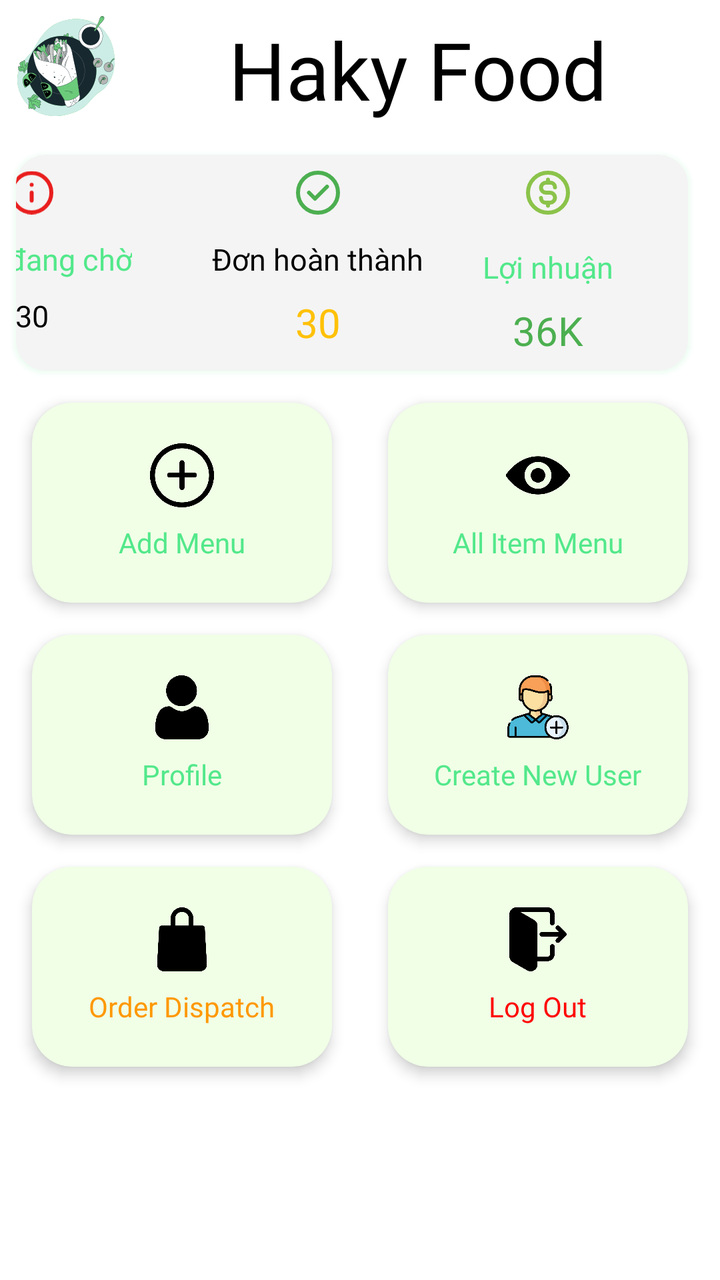
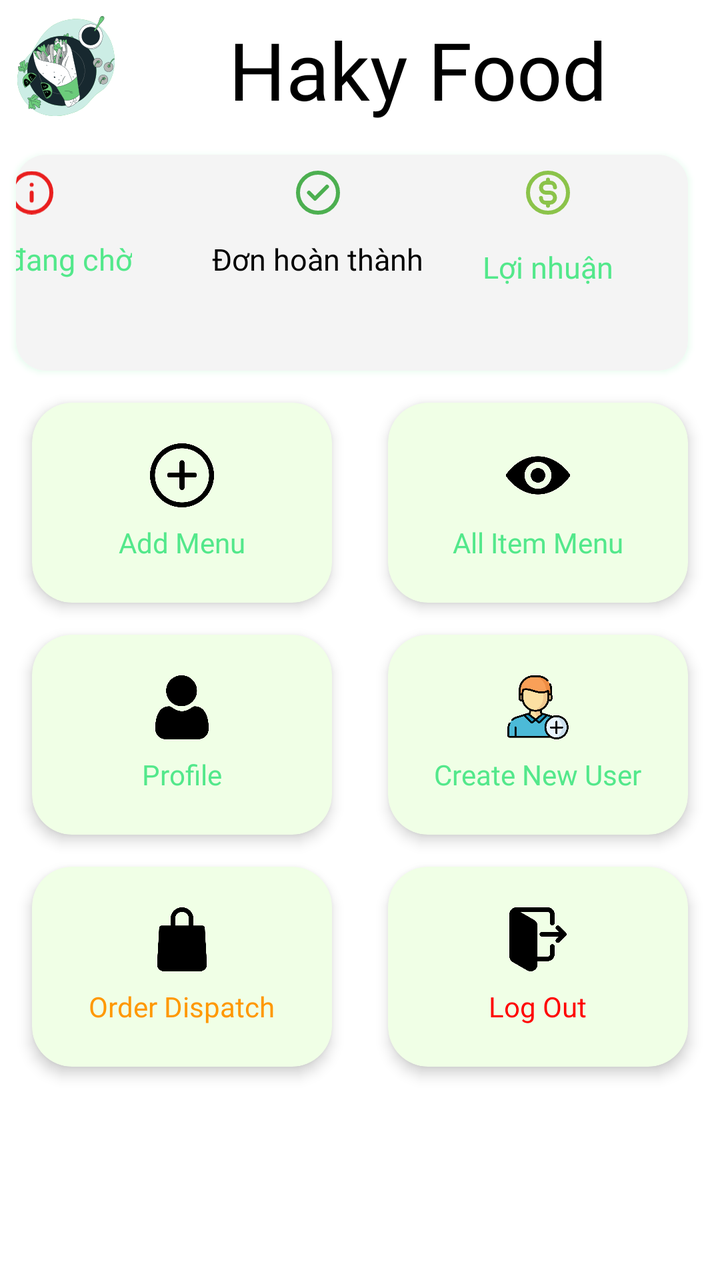

Screens rendered from an Android XML layout before and after an edit, with the pre-edit source and the edit as a unified diff.
<!-- AndroidManifest.xml: application theme Theme.AdminFoodApp -->
<!-- res/layout/activity_main.xml -->
<?xml version="1.0" encoding="utf-8"?>
<androidx.constraintlayout.widget.ConstraintLayout xmlns:android="http://schemas.android.com/apk/res/android"
    xmlns:app="http://schemas.android.com/apk/res-auto"
    xmlns:tools="http://schemas.android.com/tools"
    android:id="@+id/main"
    android:background="@color/white"
    android:layout_width="match_parent"
    android:layout_height="match_parent"
    tools:context=".MainActivity">

    <ImageView
        android:id="@+id/imageLogo"
        android:layout_width="50dp"
        android:layout_height="50dp"
        android:layout_marginTop="16dp"
        android:layout_margin="8dp"
        android:src="@drawable/logo"
        app:layout_constraintStart_toStartOf="parent"
        app:layout_constraintTop_toTopOf="parent" />

    <TextView
        android:id="@+id/textViewHakyFood"
        android:text="Haky Food"
        android:textColor="@color/black"
        android:fontFamily="@font/lato_regular"
        android:textSize="40sp"
        app:layout_constraintStart_toEndOf="@id/imageLogo"
        app:layout_constraintTop_toTopOf="@id/imageLogo"
        app:layout_constraintEnd_toEndOf="parent"

        android:layout_width="wrap_content"
        android:layout_height="wrap_content"/>

    <androidx.cardview.widget.CardView
        android:id="@+id/cardView1"
        android:layout_width="0dp"
        android:layout_height="108dp"
        android:layout_marginTop="16dp"
        android:layout_marginEnd="16dp"
        android:layout_marginStart="8dp"
        app:cardCornerRadius="15dp"
        android:outlineSpotShadowColor="@color/textColor"
        app:layout_constraintEnd_toEndOf="parent"
        app:layout_constraintStart_toStartOf="parent"
        app:layout_constraintTop_toBottomOf="@id/textViewHakyFood">

        <androidx.constraintlayout.widget.ConstraintLayout
            android:background="#f4f4f4"
            android:layout_width="match_parent"
            android:layout_height="match_parent" >

            <androidx.constraintlayout.widget.Guideline
                android:id="@+id/guideline1"
                android:layout_width="match_parent"
                android:orientation="horizontal"
                app:layout_constraintGuide_begin="8dp"
                android:layout_height="wrap_content"/>

            <androidx.constraintlayout.widget.Guideline
                android:id="@+id/guideline2"
                android:layout_width="match_parent"
                android:layout_height="wrap_content"
                android:orientation="vertical"
                app:layout_constraintGuide_end="379dp" />

            <androidx.constraintlayout.widget.Guideline
                android:id="@+id/guideline3"
                android:layout_width="match_parent"
                android:orientation="vertical"
                app:layout_constraintGuide_end="8dp"
                android:layout_height="wrap_content"/>

            <ImageView
                android:id="@+id/imageView3"
                android:layout_width="wrap_content"
                android:layout_height="wrap_content"
                android:src="@drawable/attantion"
                app:layout_constraintTop_toTopOf="@+id/guideline1"
                app:layout_constraintEnd_toEndOf="@+id/textView8"
                app:layout_constraintStart_toStartOf="@+id/guideline2"
                tools:layout_editor_absoluteX="7dp" />

            <TextView
                android:id="@+id/textView8"
                android:layout_width="wrap_content"
                android:layout_height="wrap_content"
                android:layout_marginStart="8dp"
                android:layout_marginTop="12dp"
                android:fontFamily="@font/lato_black_italic"
                android:text="Đơn đang chờ"
                android:textColor="@color/textColor"
                android:textSize="15sp"
                app:layout_constraintStart_toStartOf="@id/guideline2"
                app:layout_constraintTop_toBottomOf="@+id/imageView3" />

            <TextView
                android:id="@+id/textView7"
                android:layout_width="wrap_content"
                android:text="30"
                android:fontFamily="@font/lato_bold"
                android:textColor="@color/black"
                android:layout_height="wrap_content"
                android:layout_marginTop="8dp"
                android:textSize="15sp"
                app:layout_constraintEnd_toEndOf="@+id/textView8"
                app:layout_constraintTop_toBottomOf="@+id/textView8"
                app:layout_constraintStart_toStartOf="@id/guideline2"
                />

            <ImageView
                android:layout_width="wrap_content"
                android:layout_height="wrap_content"
                android:layout_marginBottom="8dp"
                android:src="@drawable/right"
                app:layout_constraintBottom_toTopOf="@id/textView9"
                app:layout_constraintEnd_toEndOf="@id/textView9"
                app:layout_constraintStart_toStartOf="@id/textView9"
                app:layout_constraintTop_toTopOf="@id/guideline1"
                app:layout_constraintVertical_bias="0.0" />


            <TextView
                android:id="@+id/textView9"
                android:layout_width="wrap_content"
                android:layout_height="wrap_content"
                android:layout_marginStart="40dp"
                android:fontFamily="@font/lato_black_italic"
                android:text="Đơn hoàn thành"
                android:textSize="15sp"
                android:textAlignment="center"
                android:textColor="@color/black"
                app:layout_constraintStart_toEndOf="@id/textView8"
                app:layout_constraintTop_toTopOf="@id/textView8" />

            <TextView
                android:id="@+id/textView10"
                android:layout_width="wrap_content"
                android:layout_height="wrap_content"
                android:text="30"
                android:textColor="#FFC107"
                android:textSize="20sp"
                android:layout_marginTop="8dp"
                android:fontFamily="@font/lato_bold"
                app:layout_constraintEnd_toEndOf="@id/textView9"
                app:layout_constraintStart_toStartOf="@id/textView9"
                app:layout_constraintTop_toBottomOf="@+id/textView9"
                />


            <ImageView
                android:id="@+id/imageView5"
                android:layout_width="wrap_content"
                android:layout_height="wrap_content"
                android:layout_marginBottom="8dp"
                android:src="@drawable/dollar"
                app:layout_constraintBottom_toTopOf="@+id/textView11"
                app:layout_constraintEnd_toEndOf="@id/textView11"
                app:layout_constraintStart_toStartOf="@id/textView11"
                app:layout_constraintTop_toTopOf="@+id/guideline1" />

            <TextView
                android:id="@+id/textView11"
                android:layout_width="wrap_content"
                android:layout_height="wrap_content"
                android:layout_marginTop="16dp"
                android:fontFamily="@font/lato_black_italic"
                android:text="Lợi nhuận"
                android:textSize="15sp"
                android:textColor="@color/textColor"
                app:layout_constraintEnd_toStartOf="@id/guideline3"
                app:layout_constraintStart_toEndOf="@id/textView9"
                app:layout_constraintTop_toBottomOf="@id/imageView5" />

            <TextView
                android:layout_width="wrap_content"
                android:layout_height="wrap_content"
                android:text="36K"
                android:layout_marginTop="8dp"
                android:textColor="#4CAF50"
                android:textSize="20sp"
                app:layout_constraintEnd_toEndOf="@id/textView11"
                app:layout_constraintStart_toStartOf="@id/textView11"
                app:layout_constraintTop_toBottomOf="@+id/textView11"
                />

        </androidx.constraintlayout.widget.ConstraintLayout>

    </androidx.cardview.widget.CardView>

    
    <androidx.cardview.widget.CardView
        android:id="@+id/cardAddMenu"
        android:layout_width="150dp"
        android:layout_height="100dp"
        android:layout_marginTop="16dp"
        android:layout_marginStart="16dp"
        app:cardCornerRadius="20dp"
        app:cardElevation="4dp"
        android:backgroundTint="@color/light_green"
        android:clickable="true"
        android:focusable="true"
        app:layout_constraintTop_toBottomOf="@id/cardView1"
        app:layout_constraintStart_toStartOf="parent">

        <LinearLayout
            android:orientation="vertical"
            android:gravity="center"
            android:layout_width="match_parent"
            android:layout_height="match_parent">

            <ImageView
                android:src="@drawable/ic_add"
                android:layout_width="32dp"
                android:layout_height="32dp"/>

            <TextView
                android:text="Add Menu"
                android:textColor="@color/green"
                android:textSize="14sp"
                android:layout_marginTop="8dp"
                android:fontFamily="@font/lato_regular"
                android:layout_width="wrap_content"
                android:layout_height="wrap_content"/>
        </LinearLayout>
    </androidx.cardview.widget.CardView>

    
    <androidx.cardview.widget.CardView
        android:id="@+id/cardAllItemMenu"
        android:layout_width="150dp"
        android:layout_height="100dp"
        android:layout_marginTop="16dp"
        android:layout_marginEnd="16dp"
        app:cardCornerRadius="20dp"
        app:cardElevation="4dp"
        android:backgroundTint="@color/light_green"
        android:clickable="true"
        android:focusable="true"
        app:layout_constraintTop_toBottomOf="@id/cardView1"
        app:layout_constraintEnd_toEndOf="parent">

        <LinearLayout
            android:orientation="vertical"
            android:gravity="center"
            android:layout_width="match_parent"
            android:layout_height="match_parent">

            <ImageView
                android:src="@drawable/ic_eye"
                android:layout_width="32dp"
                android:layout_height="32dp"/>

            <TextView
                android:text="All Item Menu"
                android:textColor="@color/green"
                android:textSize="14sp"
                android:layout_marginTop="8dp"
                android:fontFamily="@font/lato_regular"
                android:layout_width="wrap_content"
                android:layout_height="wrap_content"/>
        </LinearLayout>
    </androidx.cardview.widget.CardView>

    
    <androidx.cardview.widget.CardView
        android:id="@+id/cardProfile"
        android:layout_width="150dp"
        android:layout_height="100dp"
        android:layout_marginTop="16dp"
        android:layout_marginStart="16dp"
        app:cardCornerRadius="20dp"
        app:cardElevation="4dp"
        android:backgroundTint="@color/light_green"
        android:clickable="true"
        android:focusable="true"
        app:layout_constraintTop_toBottomOf="@id/cardAddMenu"
        app:layout_constraintStart_toStartOf="parent">

        <LinearLayout
            android:orientation="vertical"
            android:gravity="center"
            android:layout_width="match_parent"
            android:layout_height="match_parent">

            <ImageView
                android:src="@drawable/ic_profile"
                android:layout_width="32dp"
                android:layout_height="32dp"/>

            <TextView
                android:text="Profile"
                android:textColor="@color/green"
                android:textSize="14sp"
                android:layout_marginTop="8dp"
                android:fontFamily="@font/lato_regular"
                android:layout_width="wrap_content"
                android:layout_height="wrap_content"/>
        </LinearLayout>
    </androidx.cardview.widget.CardView>

    
    <androidx.cardview.widget.CardView
        android:id="@+id/cardCreateUser"
        android:layout_width="150dp"
        android:layout_height="100dp"
        android:layout_marginTop="16dp"
        android:layout_marginEnd="16dp"
        app:cardCornerRadius="20dp"
        app:cardElevation="4dp"
        android:backgroundTint="@color/light_green"
        android:clickable="true"
        android:focusable="true"
        app:layout_constraintTop_toBottomOf="@id/cardAllItemMenu"
        app:layout_constraintEnd_toEndOf="parent">

        <LinearLayout
            android:orientation="vertical"
            android:gravity="center"
            android:layout_width="match_parent"
            android:layout_height="match_parent">

            <ImageView
                android:src="@drawable/ic_user_add"
                android:layout_width="32dp"
                android:layout_height="32dp"/>

            <TextView
                android:text="Create New User"
                android:textColor="@color/green"
                android:textSize="14sp"
                android:layout_marginTop="8dp"
                android:fontFamily="@font/lato_regular"
                android:layout_width="wrap_content"
                android:layout_height="wrap_content"/>
        </LinearLayout>
    </androidx.cardview.widget.CardView>

    
    <androidx.cardview.widget.CardView
        android:id="@+id/cardDispatch"
        android:layout_width="150dp"
        android:layout_height="100dp"
        android:layout_marginTop="16dp"
        android:layout_marginStart="16dp"
        app:cardCornerRadius="20dp"
        app:cardElevation="4dp"
        android:backgroundTint="@color/light_green"
        android:clickable="true"
        android:focusable="true"
        app:layout_constraintTop_toBottomOf="@id/cardProfile"
        app:layout_constraintStart_toStartOf="parent">

        <LinearLayout
            android:orientation="vertical"
            android:gravity="center"
            android:layout_width="match_parent"
            android:layout_height="match_parent">

            <ImageView
                android:src="@drawable/ic_bag"
                android:layout_width="32dp"
                android:layout_height="32dp"/>

            <TextView
                android:text="Order Dispatch"
                android:textColor="@color/orange"
                android:textSize="14sp"
                android:layout_marginTop="8dp"
                android:fontFamily="@font/lato_regular"
                android:layout_width="wrap_content"
                android:layout_height="wrap_content"/>
        </LinearLayout>
    </androidx.cardview.widget.CardView>

    
    <androidx.cardview.widget.CardView
        android:id="@+id/cardLogout"
        android:layout_width="150dp"
        android:layout_height="100dp"
        android:layout_marginTop="16dp"
        android:layout_marginEnd="16dp"
        app:cardCornerRadius="20dp"
        app:cardElevation="4dp"
        android:backgroundTint="@color/light_green"
        app:layout_constraintTop_toBottomOf="@id/cardCreateUser"
        app:layout_constraintEnd_toEndOf="parent">

        <LinearLayout
            android:orientation="vertical"
            android:gravity="center"
            android:layout_width="match_parent"
            android:layout_height="match_parent">

            <ImageView
                android:src="@drawable/ic_logout"
                android:layout_width="32dp"
                android:layout_height="32dp"/>

            <TextView
                android:text="Log Out"
                android:textColor="@color/red"
                android:textSize="14sp"
                android:layout_marginTop="8dp"
                android:fontFamily="@font/lato_regular"
                android:layout_width="wrap_content"
                android:layout_height="wrap_content"/>
        </LinearLayout>
    </androidx.cardview.widget.CardView>

</androidx.constraintlayout.widget.ConstraintLayout>
<!-- resources referenced by this layout -->
<resources>
  <color name="black">#FF000000</color>
  <color name="green">#53E88B</color>
  <color name="light_green">#F0FFE6</color>
  <color name="orange">#FF9800</color>
  <color name="red">#ff0000</color>
  <color name="textColor">#53E88B</color>
  <color name="white">#FFFFFFFF</color>
  <!-- drawable attantion (drawable) -->
  <vector xmlns:android="http://schemas.android.com/apk/res/android"
      android:width="22dp"
      android:height="22dp"
      android:viewportWidth="22"
      android:viewportHeight="22">
    <path
        android:pathData="M11,15V11M11,7H11.01M21,11C21,16.523 16.523,21 11,21C5.477,21 1,16.523 1,11C1,5.477 5.477,1 11,1C16.523,1 21,5.477 21,11Z"
        android:strokeLineJoin="round"
        android:strokeWidth="2"
        android:fillColor="#00000000"
        android:strokeColor="#E91E1E"
        android:strokeLineCap="round"/>
  </vector>
  <!-- drawable dollar (drawable) -->
  <vector xmlns:android="http://schemas.android.com/apk/res/android"
      android:width="22dp"
      android:height="22dp"
      android:viewportWidth="22"
      android:viewportHeight="22">
    <path
        android:pathData="M7.5,13.667C7.5,14.955 8.545,16 9.833,16H12C13.381,16 14.5,14.881 14.5,13.5C14.5,12.119 13.381,11 12,11H10C8.619,11 7.5,9.881 7.5,8.5C7.5,7.119 8.619,6 10,6H12.167C13.455,6 14.5,7.045 14.5,8.333M11,4.5V6M11,16V17.5M21,11C21,16.523 16.523,21 11,21C5.477,21 1,16.523 1,11C1,5.477 5.477,1 11,1C16.523,1 21,5.477 21,11Z"
        android:strokeLineJoin="round"
        android:strokeWidth="2"
        android:fillColor="#00000000"
        android:strokeColor="#8BC34A"
        android:strokeLineCap="round"/>
  </vector>
  <!-- drawable ic_add: png bitmap (drawable, 17923 bytes) -->
  <!-- drawable ic_bag: png bitmap (drawable, 7527 bytes) -->
  <!-- drawable ic_eye: png bitmap (drawable, 6739 bytes) -->
  <!-- drawable ic_logout: png bitmap (drawable, 8953 bytes) -->
  <!-- drawable ic_profile: png bitmap (drawable, 11096 bytes) -->
  <!-- drawable ic_user_add: png bitmap (drawable, 32910 bytes) -->
  <!-- drawable logo: vector/xml drawable (drawable, 186018 chars, omitted) -->
  <!-- drawable right (drawable) -->
  <vector xmlns:android="http://schemas.android.com/apk/res/android"
      android:width="22dp"
      android:height="22dp"
      android:viewportWidth="22"
      android:viewportHeight="22">
    <path
        android:pathData="M6.5,11L9.5,14L15.5,8M21,11C21,16.523 16.523,21 11,21C5.477,21 1,16.523 1,11C1,5.477 5.477,1 11,1C16.523,1 21,5.477 21,11Z"
        android:strokeLineJoin="round"
        android:strokeWidth="2"
        android:fillColor="#00000000"
        android:strokeColor="#4CAF50"
        android:strokeLineCap="round"/>
  </vector>
  <style name="Theme.AdminFoodApp" parent="Base.Theme.AdminFoodApp" />
  <style name="Base.Theme.AdminFoodApp" parent="Theme.Material3.DayNight.NoActionBar">
          
          
      </style>
</resources>

<!-- the commit's change to res/layout/activity_main.xml (unified diff, before → after) -->
@@ -93,20 +93,6 @@
                 app:layout_constraintStart_toStartOf="@id/guideline2"
                 app:layout_constraintTop_toBottomOf="@+id/imageView3" />
 
-            <TextView
-                android:id="@+id/textView7"
-                android:layout_width="wrap_content"
-                android:text="30"
-                android:fontFamily="@font/lato_bold"
-                android:textColor="@color/black"
-                android:layout_height="wrap_content"
-                android:layout_marginTop="8dp"
-                android:textSize="15sp"
-                app:layout_constraintEnd_toEndOf="@+id/textView8"
-                app:layout_constraintTop_toBottomOf="@+id/textView8"
-                app:layout_constraintStart_toStartOf="@id/guideline2"
-                />
-
             <ImageView
                 android:layout_width="wrap_content"
                 android:layout_height="wrap_content"
@@ -132,21 +118,6 @@
                 app:layout_constraintStart_toEndOf="@id/textView8"
                 app:layout_constraintTop_toTopOf="@id/textView8" />
 
-            <TextView
-                android:id="@+id/textView10"
-                android:layout_width="wrap_content"
-                android:layout_height="wrap_content"
-                android:text="30"
-                android:textColor="#FFC107"
-                android:textSize="20sp"
-                android:layout_marginTop="8dp"
-                android:fontFamily="@font/lato_bold"
-                app:layout_constraintEnd_toEndOf="@id/textView9"
-                app:layout_constraintStart_toStartOf="@id/textView9"
-                app:layout_constraintTop_toBottomOf="@+id/textView9"
-                />
-
-
             <ImageView
                 android:id="@+id/imageView5"
                 android:layout_width="wrap_content"
@@ -171,18 +142,6 @@
                 app:layout_constraintStart_toEndOf="@id/textView9"
                 app:layout_constraintTop_toBottomOf="@id/imageView5" />
 
-            <TextView
-                android:layout_width="wrap_content"
-                android:layout_height="wrap_content"
-                android:text="36K"
-                android:layout_marginTop="8dp"
-                android:textColor="#4CAF50"
-                android:textSize="20sp"
-                app:layout_constraintEnd_toEndOf="@id/textView11"
-                app:layout_constraintStart_toStartOf="@id/textView11"
-                app:layout_constraintTop_toBottomOf="@+id/textView11"
-                />
-
         </androidx.constraintlayout.widget.ConstraintLayout>
 
     </androidx.cardview.widget.CardView>
